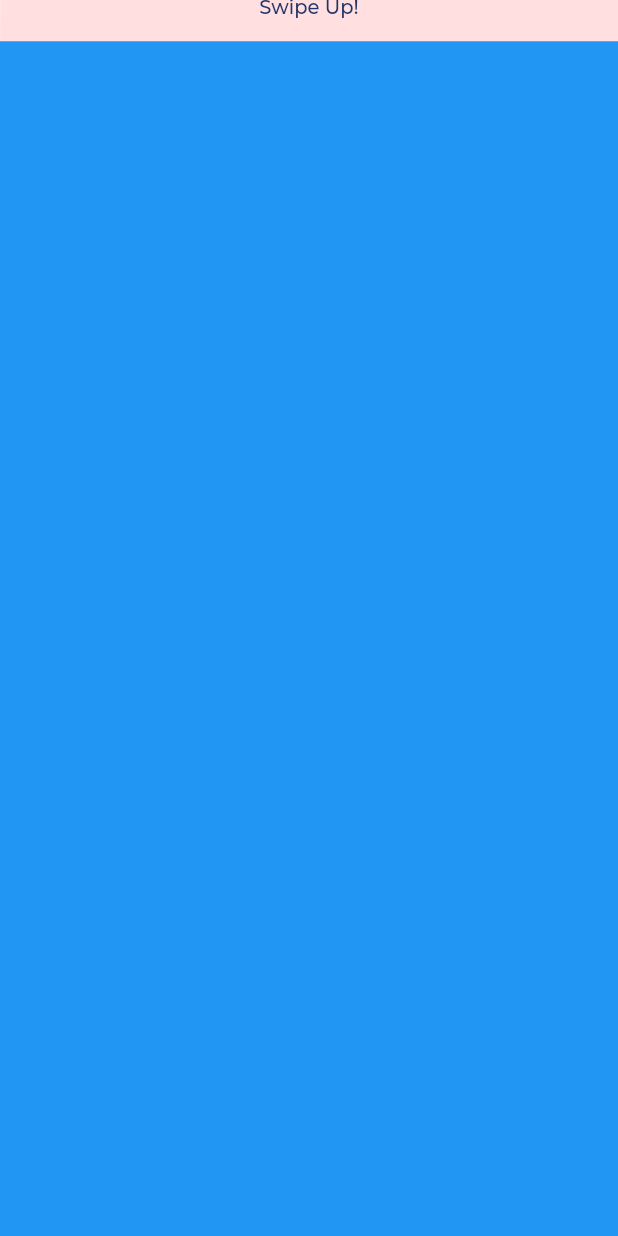
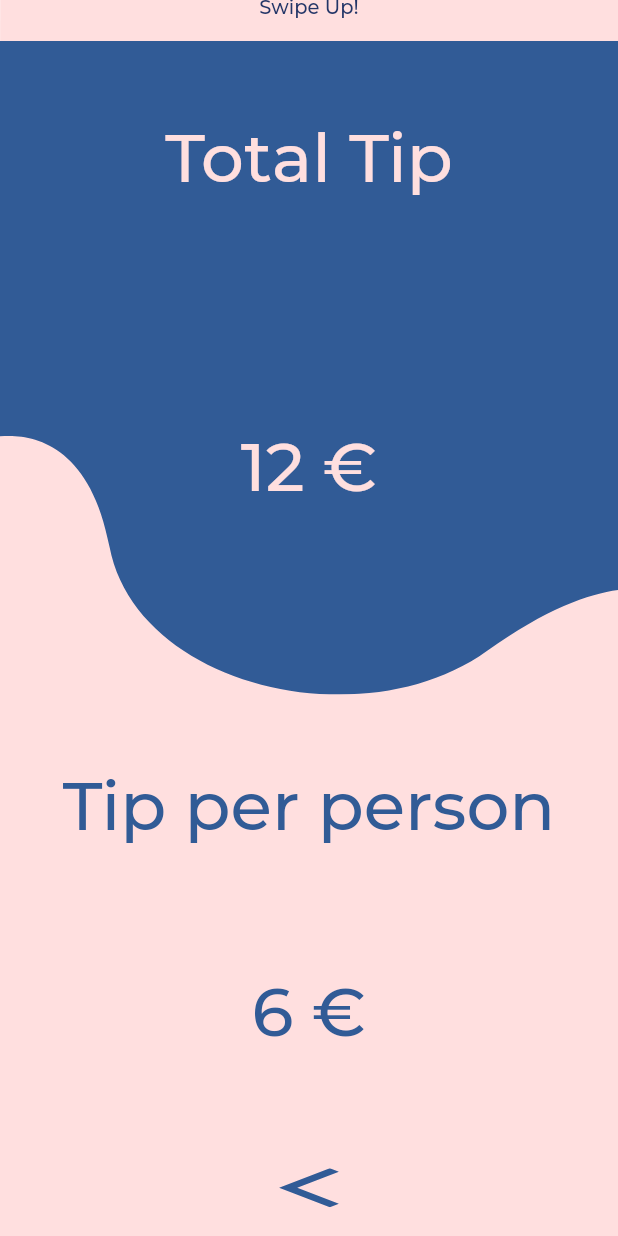
Before and after one commit to besdanielb/tipsify-flutter-app, a Flutter app: the screen it shows after launch, scrolled down 576 dp, on a phone screen of 412 x 824 dp. Run offline on Flutter 3.47's test engine with Material 2 defaults, Android fonts, the phone set to English and light mode, and no system bars; our stand-ins replace flutter_svg; project files that could hold a hidden picture were left out.

Commit message:
first implementation of results page

```diff
--- a/lib/main-page.dart
+++ b/lib/main-page.dart
@@ -50,7 +50,7 @@ class MainPage extends StatelessWidget {
           ),
           Positioned(
             child: Container(
-              margin: EdgeInsets.fromLTRB(30, 350, 30, 30),
+              margin: EdgeInsets.fromLTRB(30, 310, 30, 30),
               child: Align(
                 alignment: Alignment.center,
                 child: FittedBox(
--- a/lib/main.dart
+++ b/lib/main.dart
@@ -1,6 +1,7 @@
 import 'package:flutter/material.dart';
 import 'package:tipsify/main-page.dart';
 import 'package:tipsify/calculation-page.dart';
+import 'package:tipsify/results-page.dart';
 
 void main() {
   runApp(MyApp());
@@ -16,7 +17,7 @@ class MyApp extends StatelessWidget {
         scrollDirection: Axis.vertical,
         children: [
           MainPage(),
-          CalculationPage()
+          ResultsPage()
         ],
       ),
     ));
--- /dev/null
+++ b/lib/results-page.dart
@@ -0,0 +1,269 @@
+import 'package:flutter/material.dart';
+import 'package:flutter_svg/flutter_svg.dart';
+
+class ResultsPage extends StatelessWidget {
+  @override
+  Widget build(BuildContext context) {
+    return Container(
+        decoration: BoxDecoration(
+          color: Color.fromRGBO(255, 223, 223, 1),
+        ),
+        child: Stack(
+          children: <Widget>[
+            Positioned(
+              top: -70,
+              left: -10,
+              child: SvgPicture.asset('assets/images/result-page-top.svg',
+                  semanticsLabel: 'vector3'),
+            ),
+            Column(
+              children: [
+                Container(
+                  margin: EdgeInsets.only(top: 50),
+                  height:  MediaQuery.of(context).size.height/4,
+                  child: Align(
+                    alignment: Alignment.topCenter,
+                    child: FittedBox(
+                      fit: BoxFit.fitWidth,
+                      child: Text(
+                        'Total Tip',
+                        textAlign: TextAlign.center,
+                        style: TextStyle(
+                            color: Color.fromRGBO(255, 223, 223, 1),
+                            fontFamily: 'Montserrat',
+                            fontSize: 45,
+                            fontWeight: FontWeight.normal),
+                      ),
+                    ),
+                  ),
+                ),
+                Container(
+                  child: Align(
+                    alignment: Alignment.topCenter,
+                    child: FittedBox(
+                      fit: BoxFit.fitWidth,
+                      child: Text(
+                        '12 €',
+                        textAlign: TextAlign.center,
+                        style: TextStyle(
+                            color: Color.fromRGBO(255, 223, 223, 1),
+                            fontFamily: 'Montserrat',
+                            fontSize: 45,
+                            fontWeight: FontWeight.normal),
+                      ),
+                    ),
+                  ),
+                ),
+                Container(
+                  height:  MediaQuery.of(context).size.height/4,
+                  margin: EdgeInsets.only(top: 20),
+                  child: Align(
+                    alignment: Alignment.bottomCenter,
+                    child: FittedBox(
+                      fit: BoxFit.fitWidth,
+                      child: Text(
+                        'Tip per person',
+                        textAlign: TextAlign.center,
+                        style: TextStyle(
+                            color: Color.fromRGBO(49, 91, 150, 1),
+                            fontFamily: 'Montserrat',
+                            fontSize: 45,
+                            fontWeight: FontWeight.normal),
+                      ),
+                    ),
+                  ),
+                ),
+                Container(
+                  height:  MediaQuery.of(context).size.height/6,
+                  child: Align(
+                    alignment: Alignment.bottomCenter,
+                    child: FittedBox(
+                      fit: BoxFit.fitWidth,
+                      child: Text(
+                        '6 €',
+                        textAlign: TextAlign.center,
+                        style: TextStyle(
+                            color: Color.fromRGBO(49, 91, 150, 1),
+                            fontFamily: 'Montserrat',
+                            fontSize: 45,
+                            fontWeight: FontWeight.normal),
+                      ),
+                    ),
+                  ),
+                ),
+                Container(
+                  height:  MediaQuery.of(context).size.height/8,
+                  child: Align(
+                    alignment: Alignment.bottomCenter,
+                    child: SvgPicture.asset('assets/images/back-arrow.svg',
+                        semanticsLabel: 'backArrow'),
+                  ),
+                ),
+              ],
+            ),
+          ],
+        ));
+  }
+}
+
+/*
+
+class TotaltipresultWidget extends StatelessWidget {
+  @override
+  Widget build(BuildContext context) {
+    // Figma Flutter Generator TotaltipresultWidget - FRAME
+    return Container(
+        width: 414,
+        height: 896,
+        decoration: BoxDecoration(
+          color: Color.fromRGBO(255, 223, 223, 1),
+        ),
+        child: Stack(
+            children: <Widget>[
+              Positioned(
+                  top: 0,
+                  left: -19.795909881591797,
+                  child: SvgPicture.asset(
+                      'assets/images/result-page-top.svg',
+                      semanticsLabel: 'vector3'
+                  );
+              ), Positioned(
+                  top: 161.870361328125,
+                  left: 37,
+                  child: Container(
+                      width: 339,
+                      height: 203.76620483398438,
+
+                      child: Stack(
+                          children: <Widget>[
+                            Positioned(
+                                top: 0,
+                                left: 0,
+                                child: Text(
+                                  'Total Tip', textAlign: TextAlign.center,
+                                  style: TextStyle(
+                                      color: Color.fromRGBO(251, 193, 188, 1),
+                                      fontFamily: 'Montserrat',
+                                      fontSize: 50,
+                                      letterSpacing: 0 */
+/*percentages not used in flutter. defaulting to zero*/ /*
+,
+                                      fontWeight: FontWeight.normal,
+                                      height: 1.2
+                                  ),)
+                            ), Positioned(
+                                top: 91.40913391113281,
+                                left: 48,
+                                child: Text('12 €', textAlign: TextAlign.center,
+                                  style: TextStyle(
+                                      color: Color.fromRGBO(251, 193, 188, 1),
+                                      fontFamily: 'Montserrat',
+                                      fontSize: 50,
+                                      letterSpacing: 0 */
+/*percentages not used in flutter. defaulting to zero*/ /*
+,
+                                      fontWeight: FontWeight.normal,
+                                      height: 1.2
+                                  ),)
+                            ),
+                          ]
+                      )
+                  )
+              ), Positioned(
+                  top: 533.219970703125,
+                  left: 10,
+                  child: Container(
+                      width: 394,
+                      height: 215.1923828125,
+
+                      child: Stack(
+                          children: <Widget>[
+                            Positioned(
+                                top: 0,
+                                left: 0,
+                                child: Text(
+                                  'Tip per person', textAlign: TextAlign.center,
+                                  style: TextStyle(
+                                      color: Color.fromRGBO(49, 91, 150, 1),
+                                      fontFamily: 'Montserrat',
+                                      fontSize: 50,
+                                      letterSpacing: 0 */
+/*percentages not used in flutter. defaulting to zero*/ /*
+,
+                                      fontWeight: FontWeight.normal,
+                                      height: 1.2
+                                  ),)
+                            ), Positioned(
+                                top: 102.83526611328125,
+                                left: 85,
+                                child: Text('12 €', textAlign: TextAlign.center,
+                                  style: TextStyle(
+                                      color: Color.fromRGBO(49, 91, 150, 1),
+                                      fontFamily: 'Montserrat',
+                                      fontSize: 50,
+                                      letterSpacing: 0 */
+/*percentages not used in flutter. defaulting to zero*/ /*
+,
+                                      fontWeight: FontWeight.normal,
+                                      height: 1.2
+                                  ),)
+                            ),
+                          ]
+                      )
+                  )
+              ), Positioned(
+                  top: 874,
+                  left: 10,
+                  child: Text(
+                    'Ad bar', textAlign: TextAlign.center, style: TextStyle(
+                      color: Color.fromRGBO(0, 0, 0, 1),
+                      fontFamily: 'Roboto',
+                      fontSize: 13,
+                      letterSpacing: 0 */
+/*percentages not used in flutter. defaulting to zero*/ /*
+,
+                      fontWeight: FontWeight.normal,
+                      height: 1.3846153846153846
+                  ),)
+              ), Positioned(
+                  top: 795.069091796875,
+                  left: 182,
+                  child: Container(
+                      width: 82,
+                      height: 31.421875,
+                      decoration: BoxDecoration(
+                        boxShadow: [BoxShadow(
+                            color: Color.fromRGBO(0, 0, 0, 0.25),
+                            offset: Offset(0, 4),
+                            blurRadius: 4
+                        )
+                        ],
+                        color: Color.fromRGBO(255, 255, 255, 1),
+                      ),
+                      child: Stack(
+                          children: <Widget>[
+                            Positioned(
+                                top: 2.7494144439697266,
+                                left: 0,
+                                child: SvgPicture.asset(
+                                    'assets/images/vector.svg',
+                                    semanticsLabel: 'vector'
+                                );
+                            ), Positioned(
+                                top: 0,
+                                left: 0,
+                                child: SvgPicture.asset(
+                                    'assets/images/vector.svg',
+                                    semanticsLabel: 'vector'
+                                );
+                            ),
+                          ]
+                      )
+                  )
+              ),
+            ]
+        )
+    );
+  }
+}
+*/
--- a/pubspec.yaml
+++ b/pubspec.yaml
@@ -59,6 +59,7 @@ flutter:
     - assets/images/vector.svg
     - assets/images/vector2.svg
     - assets/images/users.svg
+    - assets/images/back-arrow.svg
 
   # To add assets to your application, add an assets section, like this:
   # assets:
```
Also changed, not shown: assets/images/back-arrow.svg (added), assets/images/result-page-top.svg (added).
